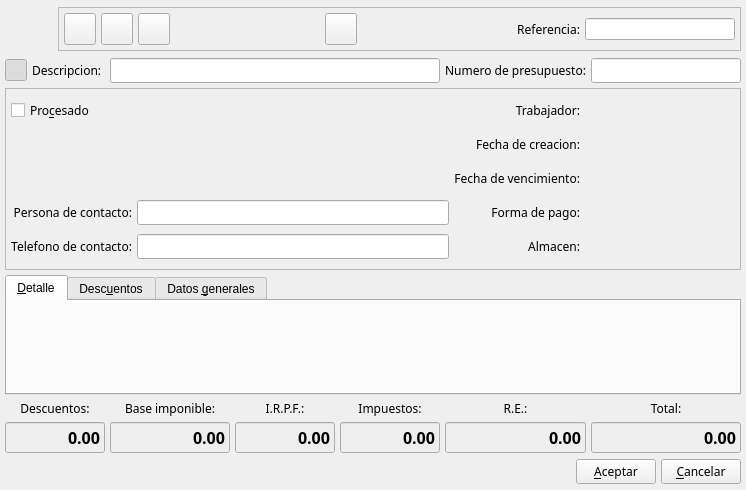
The window that bulmages/bulmafact/src/presupuestoclientebase.ui (eboladev/Bulmages-1) describes before a commit, drawn with Qt 5.
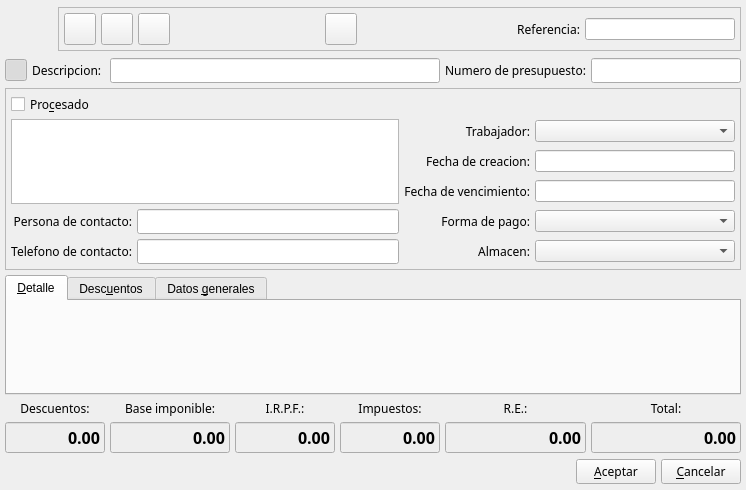
The same window after the commit. Icons and pictures are not drawn. Custom widgets are drawn as their Qt base class.

What changed in the file:
```diff
--- a/bulmages/bulmafact/src/presupuestoclientebase.ui
+++ b/bulmages/bulmafact/src/presupuestoclientebase.ui
@@ -1392,7 +1392,7 @@
       <property name="verticalSpacing" >
        <number>5</number>
       </property>
-      <item row="0" column="0" colspan="2" >
+      <item row="0" column="0" colspan="4" >
        <widget class="QCheckBox" name="mui_procesadopresupuesto" >
         <property name="minimumSize" >
          <size>
@@ -1419,76 +1419,33 @@
         </property>
        </widget>
       </item>
-      <item row="3" column="0" >
-       <widget class="QLabel" name="label9" >
+      <item row="1" column="3" colspan="2" >
+       <widget class="BusquedaTrabajador" name="mui_idtrabajador" >
+        <property name="minimumSize" >
+         <size>
+          <width>200</width>
+          <height>0</height>
+         </size>
+        </property>
+       </widget>
+      </item>
+      <item rowspan="3" row="1" column="0" colspan="2" >
+       <widget class="BusquedaCliente" name="mui_idcliente" >
         <property name="sizePolicy" >
-         <sizepolicy vsizetype="Fixed" hsizetype="Preferred" >
+         <sizepolicy vsizetype="Expanding" hsizetype="Ignored" >
           <horstretch>0</horstretch>
           <verstretch>0</verstretch>
          </sizepolicy>
         </property>
         <property name="minimumSize" >
          <size>
-          <width>0</width>
-          <height>25</height>
+          <width>250</width>
+          <height>0</height>
          </size>
         </property>
-        <property name="font" >
-         <font>
-          <family>Sans Serif</family>
-          <pointsize>9</pointsize>
-          <weight>50</weight>
-          <italic>false</italic>
-          <bold>false</bold>
-          <underline>false</underline>
-          <strikeout>false</strikeout>
-         </font>
-        </property>
-        <property name="text" >
-         <string>Persona de contacto:</string>
-        </property>
-        <property name="alignment" >
-         <set>Qt::AlignRight|Qt::AlignTrailing|Qt::AlignVCenter</set>
-        </property>
-        <property name="buddy" >
-         <cstring>mui_contactpresupuesto</cstring>
-        </property>
        </widget>
       </item>
       <item row="1" column="2" >
-       <widget class="QLabel" name="label15" >
-        <property name="sizePolicy" >
-         <sizepolicy vsizetype="Fixed" hsizetype="Preferred" >
-          <horstretch>0</horstretch>
-          <verstretch>0</verstretch>
-         </sizepolicy>
-        </property>
-        <property name="minimumSize" >
-         <size>
-          <width>0</width>
-          <height>25</height>
-         </size>
-        </property>
-        <property name="font" >
-         <font>
-          <family>Sans Serif</family>
-          <pointsize>9</pointsize>
-          <weight>50</weight>
-          <italic>false</italic>
-          <bold>false</bold>
-          <underline>false</underline>
-          <strikeout>false</strikeout>
-         </font>
-        </property>
-        <property name="text" >
-         <string>Fecha de creacion:</string>
-        </property>
-        <property name="alignment" >
-         <set>Qt::AlignRight|Qt::AlignTrailing|Qt::AlignVCenter</set>
-        </property>
-       </widget>
-      </item>
-      <item row="0" column="2" >
        <widget class="QLabel" name="label10" >
         <property name="sizePolicy" >
          <sizepolicy vsizetype="Fixed" hsizetype="Preferred" >
@@ -1521,61 +1478,43 @@
         </property>
        </widget>
       </item>
-      <item row="0" column="3" >
-       <widget class="BusquedaTrabajador" native="1" name="mui_idtrabajador" >
-        <property name="sizePolicy" >
-         <sizepolicy vsizetype="Fixed" hsizetype="Preferred" >
-          <horstretch>0</horstretch>
-          <verstretch>0</verstretch>
-         </sizepolicy>
-        </property>
-        <property name="minimumSize" >
-         <size>
-          <width>150</width>
-          <height>25</height>
-         </size>
-        </property>
-        <property name="font" >
-         <font>
-          <family>Sans Serif</family>
-          <pointsize>9</pointsize>
-          <weight>50</weight>
-          <italic>false</italic>
-          <bold>false</bold>
-          <underline>false</underline>
-          <strikeout>false</strikeout>
-         </font>
-        </property>
-       </widget>
-      </item>
-      <item row="1" column="3" >
-       <widget class="BusquedaFecha" native="1" name="mui_fpresupuesto" >
-        <property name="sizePolicy" >
-         <sizepolicy vsizetype="Fixed" hsizetype="Preferred" >
-          <horstretch>0</horstretch>
-          <verstretch>0</verstretch>
-         </sizepolicy>
-        </property>
-        <property name="minimumSize" >
-         <size>
-          <width>150</width>
-          <height>25</height>
-         </size>
-        </property>
-        <property name="font" >
-         <font>
-          <family>Sans Serif</family>
-          <pointsize>9</pointsize>
-          <weight>50</weight>
-          <italic>false</italic>
-          <bold>false</bold>
-          <underline>false</underline>
-          <strikeout>false</strikeout>
-         </font>
-        </property>
-       </widget>
-      </item>
       <item row="2" column="2" >
+       <widget class="QLabel" name="label15" >
+        <property name="sizePolicy" >
+         <sizepolicy vsizetype="Fixed" hsizetype="Preferred" >
+          <horstretch>0</horstretch>
+          <verstretch>0</verstretch>
+         </sizepolicy>
+        </property>
+        <property name="minimumSize" >
+         <size>
+          <width>0</width>
+          <height>25</height>
+         </size>
+        </property>
+        <property name="font" >
+         <font>
+          <family>Sans Serif</family>
+          <pointsize>9</pointsize>
+          <weight>50</weight>
+          <italic>false</italic>
+          <bold>false</bold>
+          <underline>false</underline>
+          <strikeout>false</strikeout>
+         </font>
+        </property>
+        <property name="text" >
+         <string>Fecha de creacion:</string>
+        </property>
+        <property name="alignment" >
+         <set>Qt::AlignRight|Qt::AlignTrailing|Qt::AlignVCenter</set>
+        </property>
+       </widget>
+      </item>
+      <item row="2" column="3" colspan="2" >
+       <widget class="BusquedaFecha" name="mui_fpresupuesto" />
+      </item>
+      <item row="3" column="2" >
        <widget class="QLabel" name="label11" >
         <property name="sizePolicy" >
          <sizepolicy vsizetype="Fixed" hsizetype="Preferred" >
@@ -1608,8 +1547,11 @@
         </property>
        </widget>
       </item>
-      <item row="2" column="3" >
-       <widget class="BusquedaFecha" native="1" name="mui_vencpresupuesto" >
+      <item row="3" column="3" colspan="2" >
+       <widget class="BusquedaFecha" name="mui_vencpresupuesto" />
+      </item>
+      <item row="4" column="0" >
+       <widget class="QLabel" name="label9" >
         <property name="sizePolicy" >
          <sizepolicy vsizetype="Fixed" hsizetype="Preferred" >
           <horstretch>0</horstretch>
@@ -1618,7 +1560,7 @@
         </property>
         <property name="minimumSize" >
          <size>
-          <width>150</width>
+          <width>0</width>
           <height>25</height>
          </size>
         </property>
@@ -1633,46 +1575,28 @@
           <strikeout>false</strikeout>
          </font>
         </property>
-       </widget>
-      </item>
-      <item row="4" column="3" >
-       <widget class="BusquedaAlmacen" native="1" name="mui_idalmacen" >
-        <property name="sizePolicy" >
-         <sizepolicy vsizetype="Fixed" hsizetype="Preferred" >
-          <horstretch>0</horstretch>
-          <verstretch>0</verstretch>
-         </sizepolicy>
+        <property name="text" >
+         <string>Persona de contacto:</string>
         </property>
-        <property name="minimumSize" >
-         <size>
-          <width>150</width>
-          <height>25</height>
-         </size>
+        <property name="alignment" >
+         <set>Qt::AlignRight|Qt::AlignTrailing|Qt::AlignVCenter</set>
         </property>
-        <property name="font" >
-         <font>
-          <family>Sans Serif</family>
-          <pointsize>9</pointsize>
-          <weight>50</weight>
-          <italic>false</italic>
-          <bold>false</bold>
-          <underline>false</underline>
-          <strikeout>false</strikeout>
-         </font>
+        <property name="buddy" >
+         <cstring>mui_contactpresupuesto</cstring>
         </property>
        </widget>
       </item>
-      <item row="3" column="3" >
-       <widget class="BusquedaFormaPago" native="1" name="mui_idforma_pago" >
+      <item row="4" column="1" >
+       <widget class="QLineEdit" name="mui_contactpresupuesto" >
         <property name="sizePolicy" >
-         <sizepolicy vsizetype="Fixed" hsizetype="Preferred" >
+         <sizepolicy vsizetype="Fixed" hsizetype="Expanding" >
           <horstretch>0</horstretch>
           <verstretch>0</verstretch>
          </sizepolicy>
         </property>
         <property name="minimumSize" >
          <size>
-          <width>150</width>
+          <width>0</width>
           <height>25</height>
          </size>
         </property>
@@ -1689,7 +1613,7 @@
         </property>
        </widget>
       </item>
-      <item row="3" column="2" >
+      <item row="4" column="2" >
        <widget class="QLabel" name="label12" >
         <property name="sizePolicy" >
          <sizepolicy vsizetype="Fixed" hsizetype="Preferred" >
@@ -1722,67 +1646,10 @@
         </property>
        </widget>
       </item>
-      <item row="4" column="2" >
-       <widget class="QLabel" name="m_lblalmacen" >
-        <property name="sizePolicy" >
-         <sizepolicy vsizetype="Fixed" hsizetype="Preferred" >
-          <horstretch>0</horstretch>
-          <verstretch>0</verstretch>
-         </sizepolicy>
-        </property>
-        <property name="minimumSize" >
-         <size>
-          <width>0</width>
-          <height>25</height>
-         </size>
-        </property>
-        <property name="font" >
-         <font>
-          <family>Sans Serif</family>
-          <pointsize>9</pointsize>
-          <weight>50</weight>
-          <italic>false</italic>
-          <bold>false</bold>
-          <underline>false</underline>
-          <strikeout>false</strikeout>
-         </font>
-        </property>
-        <property name="text" >
-         <string>Almacen:</string>
-        </property>
-        <property name="alignment" >
-         <set>Qt::AlignRight|Qt::AlignTrailing|Qt::AlignVCenter</set>
-        </property>
-       </widget>
+      <item row="4" column="3" colspan="2" >
+       <widget class="BusquedaFormaPago" name="mui_idforma_pago" />
       </item>
-      <item row="4" column="1" >
-       <widget class="QLineEdit" name="mui_telpresupuesto" >
-        <property name="sizePolicy" >
-         <sizepolicy vsizetype="Fixed" hsizetype="Expanding" >
-          <horstretch>0</horstretch>
-          <verstretch>0</verstretch>
-         </sizepolicy>
-        </property>
-        <property name="minimumSize" >
-         <size>
-          <width>0</width>
-          <height>25</height>
-         </size>
-        </property>
-        <property name="font" >
-         <font>
-          <family>Sans Serif</family>
-          <pointsize>9</pointsize>
-          <weight>50</weight>
-          <italic>false</italic>
-          <bold>false</bold>
-          <underline>false</underline>
-          <strikeout>false</strikeout>
-         </font>
-        </property>
-       </widget>
-      </item>
-      <item row="4" column="0" >
+      <item row="5" column="0" >
        <widget class="QLabel" name="label14" >
         <property name="font" >
          <font>
@@ -1806,8 +1673,8 @@
         </property>
        </widget>
       </item>
-      <item row="3" column="1" >
-       <widget class="QLineEdit" name="mui_contactpresupuesto" >
+      <item row="5" column="1" >
+       <widget class="QLineEdit" name="mui_telpresupuesto" >
         <property name="sizePolicy" >
          <sizepolicy vsizetype="Fixed" hsizetype="Expanding" >
           <horstretch>0</horstretch>
@@ -1833,18 +1700,18 @@
         </property>
        </widget>
       </item>
-      <item rowspan="2" row="1" column="0" colspan="2" >
-       <widget class="BusquedaCliente" native="1" name="mui_idcliente" >
+      <item row="5" column="2" >
+       <widget class="QLabel" name="m_lblalmacen" >
         <property name="sizePolicy" >
-         <sizepolicy vsizetype="Expanding" hsizetype="Preferred" >
+         <sizepolicy vsizetype="Fixed" hsizetype="Preferred" >
           <horstretch>0</horstretch>
           <verstretch>0</verstretch>
          </sizepolicy>
         </property>
         <property name="minimumSize" >
          <size>
-          <width>250</width>
-          <height>0</height>
+          <width>0</width>
+          <height>25</height>
          </size>
         </property>
         <property name="font" >
@@ -1858,8 +1725,17 @@
           <strikeout>false</strikeout>
          </font>
         </property>
+        <property name="text" >
+         <string>Almacen:</string>
+        </property>
+        <property name="alignment" >
+         <set>Qt::AlignRight|Qt::AlignTrailing|Qt::AlignVCenter</set>
+        </property>
        </widget>
       </item>
+      <item row="5" column="3" colspan="2" >
+       <widget class="BusquedaAlmacen" name="mui_idalmacen" />
+      </item>
      </layout>
     </widget>
    </item>
@@ -1867,26 +1743,11 @@
  </widget>
  <layoutdefault spacing="4" margin="3" />
  <customwidgets>
-  <customwidget>
-   <class>BusquedaAlmacen</class>
-   <extends>QWidget</extends>
-   <header>busquedaalmacen.h</header>
-  </customwidget>
   <customwidget>
    <class>ListDescuentoPresupuestoView</class>
    <extends>QWidget</extends>
    <header>listdescpresupuestoview.h</header>
   </customwidget>
-  <customwidget>
-   <class>BusquedaFecha</class>
-   <extends>QWidget</extends>
-   <header>../../bulmalib/src/busquedafecha.h</header>
-  </customwidget>
-  <customwidget>
-   <class>BusquedaTrabajador</class>
-   <extends>QWidget</extends>
-   <header>busquedatrabajador.h</header>
-  </customwidget>
   <customwidget>
    <class>BusquedaReferencia</class>
    <extends>QLineEdit</extends>
@@ -1897,16 +1758,31 @@
    <extends>QWidget</extends>
    <header>listlinpresupuestoview.h</header>
   </customwidget>
-  <customwidget>
-   <class>BusquedaFormaPago</class>
-   <extends>QWidget</extends>
-   <header>busquedaformapago.h</header>
-  </customwidget>
   <customwidget>
    <class>BusquedaCliente</class>
-   <extends>QWidget</extends>
+   <extends>QTextEdit</extends>
    <header>busquedacliente.h</header>
   </customwidget>
+  <customwidget>
+   <class>BusquedaAlmacen</class>
+   <extends>QComboBox</extends>
+   <header>busquedaalmacen.h</header>
+  </customwidget>
+  <customwidget>
+   <class>BusquedaFormaPago</class>
+   <extends>QComboBox</extends>
+   <header>busquedaformapago.h</header>
+  </customwidget>
+  <customwidget>
+   <class>BusquedaFecha</class>
+   <extends>QLineEdit</extends>
+   <header>../../bulmalib/src/busquedafecha.h</header>
+  </customwidget>
+  <customwidget>
+   <class>BusquedaTrabajador</class>
+   <extends>QComboBox</extends>
+   <header>busquedatrabajador.h</header>
+  </customwidget>
  </customwidgets>
  <tabstops>
   <tabstop>mui_refpresupuesto</tabstop>
```
Left out of the diff: 18 changed lines with no effect on the pictures.
